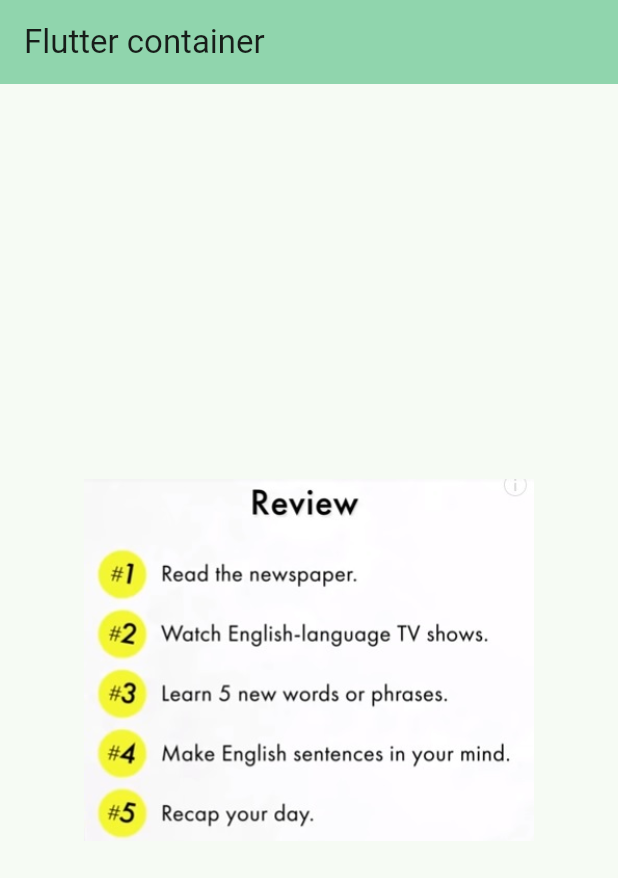
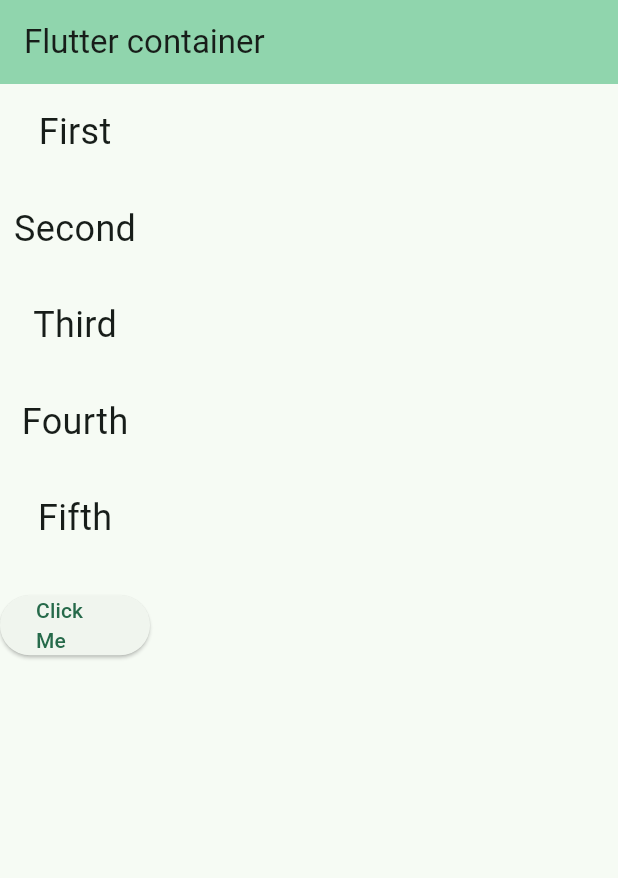
Before and after one commit to deep04shikha11/FlutterWork, a Flutter app: the screen it shows after launch, on a phone screen of 412 x 824 dp. Shown: the top 878 px of the screen. Run offline on Flutter 3.47's test engine with Material 3 defaults, Android fonts, the phone set to English and light mode, and no system bars.

Commit message:
Using row and coulmn in flutter

```diff
--- a/lib/main.dart
+++ b/lib/main.dart
@@ -51,13 +51,34 @@
         // the App.build method, and use it to set our appbar title.
         title: Text("Flutter container"),
       ),
-      body: Center(
-        child: Container(
-          width: 300,
-          height: 300,
-          child: Image.asset("assets/images/lrn.jpg"),
+      body: Container(
+        height: 400,
+        width: 100,
+        child: Column(
+          mainAxisAlignment: MainAxisAlignment.spaceAround,
+          crossAxisAlignment: CrossAxisAlignment.center,
+          children: [
+            Text('First', style: TextStyle(fontSize: 24)),
+            Text('Second', style: TextStyle(fontSize: 24)),
+            Text('Third', style: TextStyle(fontSize: 24)),
+            Text('Fourth', style: TextStyle(fontSize: 24)),
+            Text('Fifth', style: TextStyle(fontSize: 24)),
+            ElevatedButton(
+              onPressed: () {
+                print("Button clicked");
+              },
+              child: Text('Click Me'),
+            ),
+          ],
         ),
       ),
+      // Center(
+      //   child: Container(
+      //     width: 300,
+      //     height: 300,
+      //     child: Image.asset("assets/images/lrn.jpg"),
+      //   ),
+      // ),
       // Image.asset("assets/images/lrn.jpg"),
       // Container(
       //   width: 200,
```
